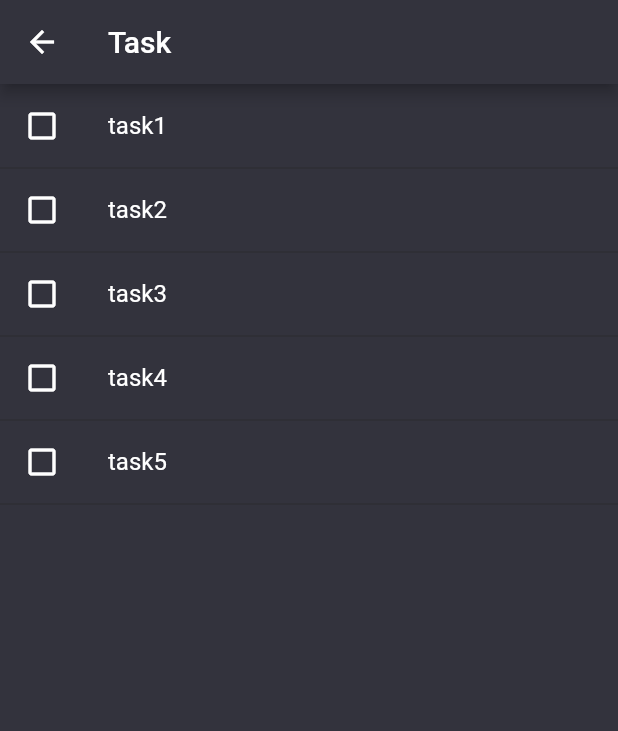
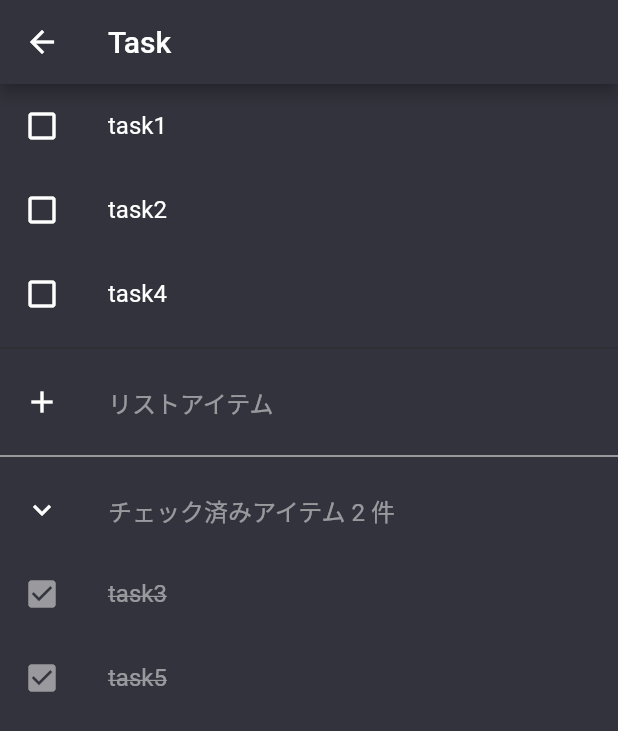
Before and after one commit to somen440/memoka, a Flutter app: the TodoView screen opened directly, on a phone screen of 412 x 824 dp. Shown: the top 731 px of the screen. Run offline on Flutter 3.47's test engine with Material 2 defaults, Android fonts, the phone set to English and light mode, and no system bars; our stand-ins replace badges, datetime_picker_formfield, google_fonts, image_picker, rxdart, stop_watch_timer.

Commit message:
add todo

```diff
--- a/native_app/lib/src/app.dart
+++ b/native_app/lib/src/app.dart
@@ -1,5 +1,6 @@
 import 'package:clearbook/src/model/entities/entities.dart';
 import 'package:clearbook/src/model/entities/timer.dart';
+import 'package:clearbook/src/model/entities/todo.dart';
 import 'package:clearbook/src/pages/games_page/games_page.dart';
 import 'package:clearbook/src/pages/page.dart';
 import 'package:clearbook/src/utils/utils.dart';
@@ -42,6 +43,7 @@ class _MemocaAppState extends State<MemocaApp>
         ChangeNotifierProvider(create: (_) => GameListState()),
         ChangeNotifierProvider(create: (_) => AddGameFormState()),
         ChangeNotifierProvider(create: (_) => TimerState()),
+        ChangeNotifierProvider(create: (_) => TodoState()),
       ],
       child: MaterialApp(
         title: 'Memoca',
--- a/native_app/lib/src/model/entities/entities.dart
+++ b/native_app/lib/src/model/entities/entities.dart
@@ -1,3 +1,5 @@
 export 'games.dart';
 export 'news.dart';
 export 'sumarry.dart';
+export 'todo.dart';
+export 'timer.dart';
--- /dev/null
+++ b/native_app/lib/src/model/entities/todo.dart
@@ -0,0 +1,81 @@
+import 'package:clearbook/src/widgets/widgets.dart';
+
+class _Task {
+  const _Task({
+    @required this.id,
+    @required this.title,
+    @required this.done,
+  });
+  final int id;
+  final String title;
+  final bool done;
+}
+
+class TodoState with ChangeNotifier {
+  TodoState() {
+    initialize();
+  }
+
+  initialize() {
+    fetchDummyTaskList();
+  }
+
+  List<_Task> _taskList;
+  List<_Task> get taskListWithNotDone => _taskList
+      .where(
+        (e) => !e.done,
+      )
+      .toList();
+  List<_Task> get taskListWithDone => _taskList
+      .where(
+        (e) => e.done,
+      )
+      .toList();
+  int get taskWithDoneCount => _taskList
+      .where(
+        (e) => e.done,
+      )
+      .length;
+
+  void fetchDummyTaskList() {
+    _taskList = [
+      _Task(id: 1, title: 'task1', done: false),
+      _Task(id: 2, title: 'task2', done: false),
+      _Task(id: 3, title: 'task3', done: true),
+      _Task(id: 4, title: 'task4', done: false),
+      _Task(id: 5, title: 'task5', done: true),
+    ];
+    notifyListeners();
+  }
+
+  void done(int id) {
+    _changeDone(id, true);
+    notifyListeners();
+  }
+
+  void notDone(int id) {
+    _changeDone(id, false);
+    notifyListeners();
+  }
+
+  void _changeDone(int id, bool done) {
+    _taskList = _taskList.map((e) {
+      if (e.id == id) {
+        return _Task(
+          id: e.id,
+          title: e.title,
+          done: done,
+        );
+      }
+      return e;
+    }).toList();
+  }
+
+  bool _isShowTaskWithDone = true;
+  bool get isShowTaskWithDone => _isShowTaskWithDone;
+
+  void switchTaskWithDone() {
+    _isShowTaskWithDone = !_isShowTaskWithDone;
+    notifyListeners();
+  }
+}
--- a/native_app/lib/src/pages/projects_page/project_page/todo/todo_view.dart
+++ b/native_app/lib/src/pages/projects_page/project_page/todo/todo_view.dart
@@ -1,20 +1,9 @@
+import 'package:clearbook/src/model/model.dart';
 import 'package:clearbook/src/utils/colors.dart';
 import 'package:clearbook/src/widgets/widgets.dart';
 
-class _Task {
-  const _Task({@required this.name, @required this.done});
-  final String name;
-  final bool done;
-}
-
 class TodoView extends StatelessWidget {
-  final fakeTask = [
-    _Task(name: 'task1', done: false),
-    _Task(name: 'task2', done: false),
-    _Task(name: 'task3', done: false),
-    _Task(name: 'task4', done: false),
-    _Task(name: 'task5', done: false),
-  ];
+  final fakeTask = [];
 
   @override
   Widget build(BuildContext context) {
@@ -23,31 +12,98 @@ class TodoView extends StatelessWidget {
       appBar: AppBar(
         title: Text('Task'),
       ),
-      body: Column(
+      body: ListView(
         children: [
-          Expanded(
-            child: ListView.builder(
-              itemCount: fakeTask.length,
-              itemBuilder: (context, int i) {
-                final task = fakeTask[i];
-                return Column(
-                  children: [
-                    ListTile(
-                      title: Text(task.name),
-                      leading: Icon(
+          ...Provider.of<TodoState>(context)
+              .taskListWithNotDone
+              .map((e) => ListTile(
+                    leading: InkWell(
+                      onTap: () {
+                        Provider.of<TodoState>(
+                          context,
+                          listen: false,
+                        ).done(e.id);
+                      },
+                      child: Icon(
                         Icons.check_box_outline_blank,
                         color: Colors.white,
                       ),
                     ),
-                    Divider(
-                      height: 0,
-                      color: MemocaColors.dividerColor,
+                    title: InkWell(
+                      onTap: () {
+                        print('tap text');
+                      },
+                      child: Text(e.title),
                     ),
-                  ],
-                );
-              },
+                  ))
+              .toList(),
+          Divider(
+            color: MemocaColors.dividerColor,
+          ),
+          ListTile(
+            leading: Icon(
+              Icons.add,
+              color: Colors.white,
+            ),
+            title: Opacity(
+              opacity: 0.5,
+              child: const Text(
+                'リストアイテム',
+              ),
             ),
           ),
+          Divider(
+            color: Colors.white,
+          ),
+          ListTile(
+            leading: InkWell(
+              onTap: () {
+                Provider.of<TodoState>(
+                  context,
+                  listen: false,
+                ).switchTaskWithDone();
+              },
+              child: Icon(
+                Provider.of<TodoState>(context).isShowTaskWithDone
+                    ? Icons.keyboard_arrow_down
+                    : Icons.keyboard_arrow_right,
+                color: Colors.white,
+              ),
+            ),
+            title: Opacity(
+              opacity: 0.5,
+              child: Text(
+                'チェック済みアイテム ${Provider.of<TodoState>(context).taskWithDoneCount} 件',
+              ),
+            ),
+          ),
+          ...Provider.of<TodoState>(context).isShowTaskWithDone
+              ? Provider.of<TodoState>(context).taskListWithDone.map(
+                    (e) => Opacity(
+                      opacity: 0.5,
+                      child: ListTile(
+                        leading: InkWell(
+                          onTap: () {
+                            Provider.of<TodoState>(
+                              context,
+                              listen: false,
+                            ).notDone(e.id);
+                          },
+                          child: Icon(
+                            Icons.check_box,
+                            color: Colors.white,
+                          ),
+                        ),
+                        title: Text(
+                          e.title,
+                          style: TextStyle(
+                            decoration: TextDecoration.lineThrough,
+                          ),
+                        ),
+                      ),
+                    ),
+                  )
+              : [],
         ],
       ),
     );
```
Also changed, not shown: native_app/pubspec.lock.
